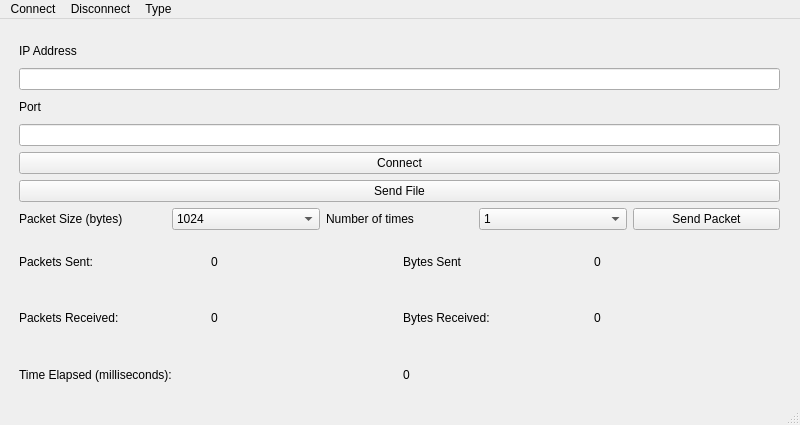
Old version of the form mainwindow.ui in the repository hchho/COMP4985_Assn2.
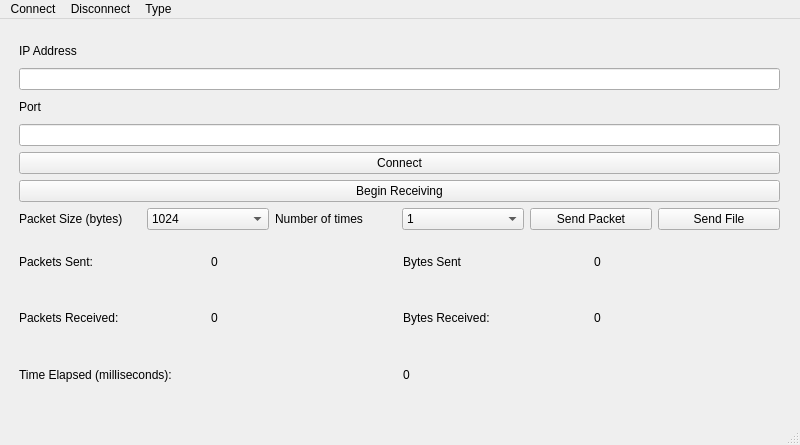
New version of the form.

Commit message: Added receive button

Patch:
```diff
--- a/mainwindow.ui
+++ b/mainwindow.ui
@@ -7,7 +7,7 @@
     <x>0</x>
     <y>0</y>
     <width>800</width>
-    <height>425</height>
+    <height>445</height>
    </rect>
   </property>
   <property name="windowTitle">
@@ -60,9 +60,9 @@
       </widget>
      </item>
      <item>
-      <widget class="QPushButton" name="sendFileBtn">
+      <widget class="QPushButton" name="receiveBtn">
        <property name="text">
-        <string>Send File</string>
+        <string>Begin Receiving</string>
        </property>
       </widget>
      </item>
@@ -132,6 +132,13 @@
          </property>
         </widget>
        </item>
+       <item>
+        <widget class="QPushButton" name="sendFileBtn">
+         <property name="text">
+          <string>Send File</string>
+         </property>
+        </widget>
+       </item>
       </layout>
      </item>
      <item>
```
Left out of the diff: 2 changed lines with no effect on the pictures. The commit also changes 3 other files.
